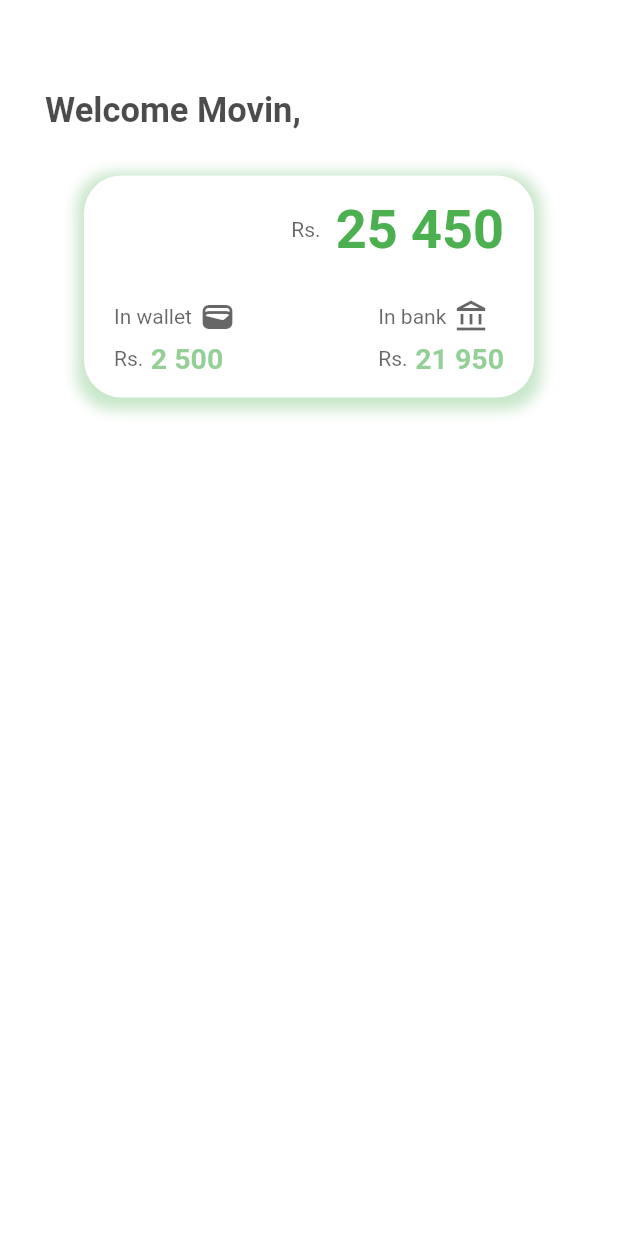
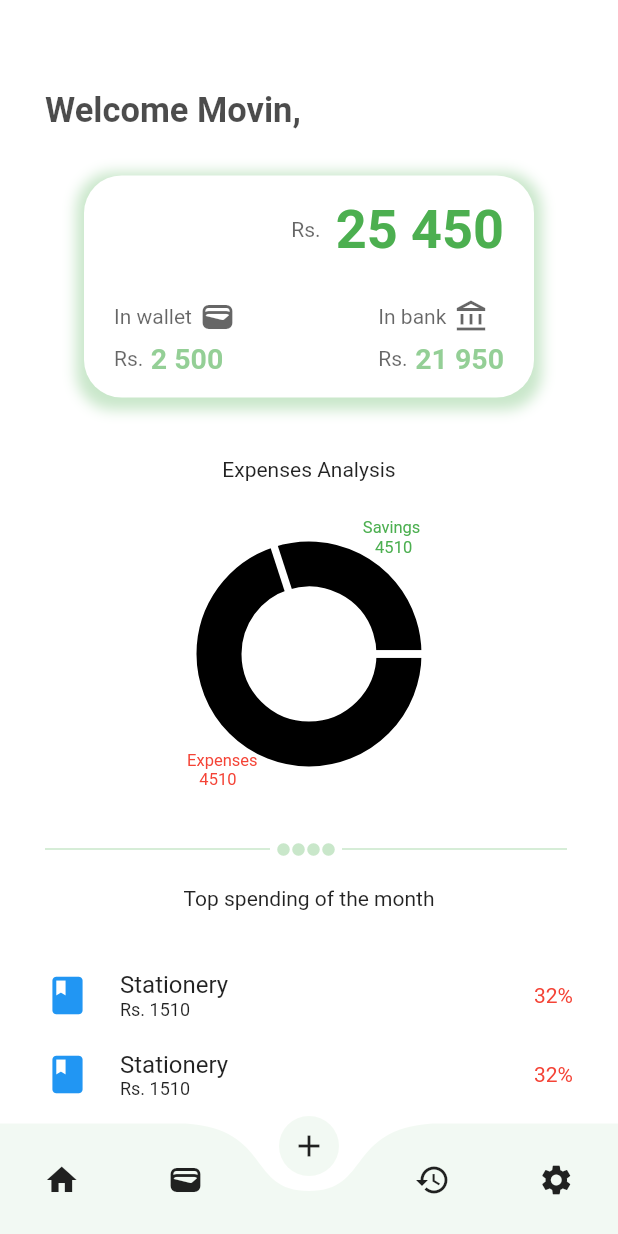
Before and after one commit to movinsilva/money_manager, a Flutter app: the HomePage screen opened by its route, on a phone screen of 412 x 824 dp. Run offline on Flutter 3.47's test engine with Material 2 defaults, Android fonts, the phone set to English and light mode, and no system bars; drawn by our look-alikes of curved_navigation_bar, fl_chart; our stand-ins replace local_auth.

Commit message:
pie chart dashboard improved

```diff
--- /dev/null
+++ b/lib/charts/pie_chart_section.dart
@@ -0,0 +1,21 @@
+import 'package:fl_chart/fl_chart.dart';
+import 'package:flutter/cupertino.dart';
+import 'package:flutter/material.dart';
+import 'package:money_manager/data/pie_chart_data.dart';
+
+List<PieChartSectionData> getSections() => PieData.data.asMap().map<int, PieChartSectionData>((index, data) {
+  final value = PieChartSectionData(
+    value: data.percent,
+    color: Colors.black,
+    title: '${data.percent.toInt()}%',
+    titleStyle: TextStyle(
+      fontSize: 10,
+    ),
+    radius: 30,
+    borderSide: BorderSide(color: data.color,width: 0.5),
+    badgeWidget: Text("${data.name} \n   4510", style: TextStyle(color: data.color, fontSize: 11),),
+    badgePositionPercentageOffset: 1.7
+  );
+  return MapEntry(index, value);
+
+}).values.toList();
--- /dev/null
+++ b/lib/data/pie_chart_data.dart
@@ -0,0 +1,27 @@
+import 'package:flutter/material.dart';
+
+class PieData {
+
+  static List<Data> data = [
+    Data(name: 'Expenses', percent: 70, color: Colors.red),
+    Data(name: 'Savings', percent: 30, color: Colors.green),
+  ];
+
+
+  static List<Data> dataa = [
+    Data(name: 'Blue', percent: 40, color: const Color(0xff0293ee)),
+    Data(name: 'Orange', percent: 30, color: const Color(0xfff8b250)),
+    Data(name: 'Black', percent: 15, color: Colors.black),
+    Data(name: 'Green', percent: 15, color: const Color(0xff13d38e)),
+  ];
+}
+
+class Data {
+  final String name;
+
+  final double percent;
+
+  final Color color;
+
+  Data({required this.name, required this.percent, required this.color});
+}
--- /dev/null
+++ b/lib/pages/dashboard_container.dart
@@ -0,0 +1,229 @@
+import 'package:fl_chart/fl_chart.dart';
+import 'package:flutter/material.dart';
+import 'package:money_manager/charts/pie_chart_section.dart';
+import 'package:provider/provider.dart';
+
+Color green30 = Colors.green.withOpacity(0.3);
+
+class DashboardContainer extends StatefulWidget {
+  const DashboardContainer({Key? key}) : super(key: key);
+
+  @override
+  State<DashboardContainer> createState() => _DashboardContainerState();
+}
+
+class _DashboardContainerState extends State<DashboardContainer> {
+  @override
+  Widget build(BuildContext context) {
+
+    Color themeColor = Theme.of(context).scaffoldBackgroundColor;
+    Color mainColor = Theme.of(context).colorScheme.onBackground;
+    Color txtColor = mainColor.withOpacity(0.6);
+
+
+    int? touchedIndex = -1;
+
+    return Container(
+      padding: const EdgeInsets.only(top: 60, left: 30, right: 30),
+      child: Column(
+        children: [
+          Align(alignment: Alignment.topLeft, child: Text("Welcome Movin,", style: TextStyle(
+            fontSize: 23,
+            fontWeight: FontWeight.bold,
+            color: mainColor.withOpacity(0.7),
+          ),)),
+          SizedBox(height: 30,),
+
+          // Main Box of information
+          // Amount remaining , in wallet and in bank
+          Container(
+            padding: const EdgeInsets.symmetric(vertical: 15, horizontal: 20),
+            width: 300,
+            decoration: BoxDecoration(
+              color: themeColor,
+              borderRadius: BorderRadius.circular(25),
+              boxShadow: [
+                BoxShadow(
+                  color: Colors.green.withOpacity(0.3),
+                  spreadRadius: 5,
+                  blurRadius: 7,
+                  offset: Offset(0, 3), // changes position of shadow
+                ),
+              ],
+            ),
+            child: Column(
+              children: [
+                Row(
+                  children: [
+                    Spacer(),
+                    Text("Rs.", style: TextStyle(
+                      color: txtColor,
+                    ),),
+                    SizedBox(width: 10,),
+                    Text("25 450", style: TextStyle(fontSize: 36, fontWeight: FontWeight.w600, color: Colors.green),)
+                  ],
+                ),
+                SizedBox(height: 25,),
+                Row(
+                  children: [
+                    Column(
+                      crossAxisAlignment: CrossAxisAlignment.start,
+                      children: [
+                        Row(
+                          children: [
+                            Text("In wallet", style: TextStyle(color: txtColor),),
+                            SizedBox(width: 5,),
+                            Icon(Icons.wallet, color: txtColor,),
+                          ],
+                        ),
+                        SizedBox(height: 5,),
+                        Row(
+                          children: [
+                            Text("Rs.", style: TextStyle(
+                                color: txtColor
+                            ),),
+                            SizedBox(width: 5,),
+                            Text("2 500", style: TextStyle(
+                                fontSize: 19,
+                                fontWeight: FontWeight.bold,
+                                color: Colors.green.withOpacity(0.6)
+                            ),)
+                          ],
+                        ),
+                      ],
+                    ),
+                    Spacer(),
+                    Column(
+                      crossAxisAlignment: CrossAxisAlignment.start,
+                      children: [
+                        Row(
+                          children: [
+                            Text("In bank", style: TextStyle(color: txtColor),),
+                            SizedBox(width: 5,),
+                            Icon(Icons.account_balance_outlined, color: txtColor,),
+                          ],
+                        ),
+                        SizedBox(height: 5,),
+                        Row(
+                          children: [
+                            Text("Rs.", style: TextStyle(
+                                color: txtColor
+                            ),),
+                            SizedBox(width: 5,),
+                            Text("21 950", style: TextStyle(
+                                fontSize: 19,
+                                fontWeight: FontWeight.bold,
+                                color: Colors.green.withOpacity(0.6)
+                            ),)
+                          ],
+                        )
+                      ],
+                    ),
+                  ],
+                )
+              ],
+            ),
+          ),
+          SizedBox(
+            height: 40,
+          ),
+          Expanded(
+            child: SingleChildScrollView(
+              child: Column(
+                children: [
+                  Text("Expenses Analysis"),
+                  SizedBox(height: 40,),
+                  SizedBox(
+                    height: 150,
+                    child: PieChart(
+                        PieChartData(
+                            sections: getSections(),
+                            sectionsSpace: 5,
+                            pieTouchData: PieTouchData(
+                                touchCallback: (event, pieTouchResponse) {
+                                  //pieTouchResponse!.touchedSection is FlLongPressEnd
+                                  setState(() {
+                                    if ( event is FlLongPressEnd||
+                                        event is FlPanEndEvent) {
+                                      touchedIndex = -1;
+                                    } else {
+                                      touchedIndex = pieTouchResponse?.touchedSection?.touchedSectionIndex;
+                                    }
+                                  });
+                                }
+                            )
+                        )
+                    ),
+                  ),
+                  SizedBox(height: 50,),
+                  breakerLine(),
+                  SizedBox(height: 20,),
+                  Text("Top spending of the month"),
+                  SizedBox(height: 40,),
+                  spendingTile(),
+                  spendingTile(),
+                  spendingTile(),
+                ],
+              ),
+            ),
+          )
+
+
+        ],
+      ),
+    );
+  }
+}
+
+
+Container spendingTile() {
+  return Container(
+    margin: const EdgeInsets.only(bottom: 20, top: 0),
+    child: Row(
+      children: [
+        Icon(Icons.book,
+          color: Colors.blue,
+          size: 30,),
+        SizedBox(
+          width: 20,
+        ),
+        Column(
+          crossAxisAlignment: CrossAxisAlignment.start,
+          children: [
+            Text("Stationery", style: TextStyle(
+                fontSize: 16
+            ),),
+            Text("Rs. 1510", style: TextStyle(
+              fontSize: 12,
+            ),),
+          ],
+        ),
+        Spacer(),
+        Text("32%", style: TextStyle(color: Colors.red),)
+      ],),
+  );
+}
+
+Row breakerLine() {
+  return Row(
+    children: [
+      Container(
+        height: 1,
+        width: 150,
+        color: green30,
+      ),
+      SizedBox(width: 4,),
+      Icon(Icons.circle, color: green30, size: 10,),
+      Icon(Icons.circle, color: green30, size: 10,),
+      Icon(Icons.circle, color: green30, size: 10,),
+      Icon(Icons.circle, color: green30, size: 10,),
+      SizedBox(width: 4,),
+      Container(
+        height: 1,
+        width: 150,
+        color: green30,
+      ),
+
+    ],
+  );
+}
--- a/lib/pages/home_page.dart
+++ b/lib/pages/home_page.dart
@@ -1,10 +1,21 @@
 import 'dart:ui';
 
+import 'package:curved_navigation_bar/curved_navigation_bar.dart';
 import 'package:flutter/material.dart';
+import 'package:money_manager/data/pie_chart_data.dart';
+import 'package:money_manager/pages/dashboard_container.dart';
+import 'package:money_manager/pages/settings_container.dart';
+import 'package:provider/provider.dart';
 
-class HomePage extends StatelessWidget {
+class HomePage extends StatefulWidget {
   const HomePage({Key? key}) : super(key: key);
 
+  @override
+  State<HomePage> createState() => _HomePageState();
+}
+
+class _HomePageState extends State<HomePage> {
+  int index = 2;
   @override
   Widget build(BuildContext context) {
 
@@ -12,111 +23,35 @@ class HomePage extends StatelessWidget {
     Color mainColor = Theme.of(context).colorScheme.onBackground;
     Color txtColor = mainColor.withOpacity(0.6);
 
+
+    final items = <Widget>[
+      Icon(Icons.home),
+      Icon(Icons.wallet),
+      Icon(Icons.add),
+      Icon(Icons.history),
+      Icon(Icons.settings)
+    ];
+
     return Scaffold(
-      body: Container(
-        padding: const EdgeInsets.only(top: 60, left: 30, right: 30),
-        child: Column(
-          children: [
-            Align(alignment: Alignment.topLeft, child: Text("Welcome Movin,", style: TextStyle(
-              fontSize: 23,
-              fontWeight: FontWeight.bold,
-              color: mainColor.withOpacity(0.7),
-            ),)),
-            SizedBox(height: 30,),
-            Container(
-              padding: const EdgeInsets.symmetric(vertical: 15, horizontal: 20),
-              width: 300,
-              decoration: BoxDecoration(
-                color: themeColor,
-                borderRadius: BorderRadius.circular(25),
-                boxShadow: [
-                  BoxShadow(
-                    color: Colors.green.withOpacity(0.3),
-                    spreadRadius: 5,
-                    blurRadius: 7,
-                    offset: Offset(0, 3), // changes position of shadow
-                  ),
-                ],
-              ),
-              child: Column(
-                children: [
-                  Row(
-                    children: [
-                      Spacer(),
-                      Text("Rs.", style: TextStyle(
-                        color: txtColor,
-                      ),),
-                      SizedBox(width: 10,),
-                      Text("25 450", style: TextStyle(fontSize: 36, fontWeight: FontWeight.w600, color: Colors.green),)
-                    ],
-                  ),
-                  SizedBox(height: 25,),
-                  Row(
-                    children: [
-                      Column(
-                        crossAxisAlignment: CrossAxisAlignment.start,
-                        children: [
-                          Row(
-                            children: [
-                              Text("In wallet", style: TextStyle(color: txtColor),),
-                              SizedBox(width: 5,),
-                              Icon(Icons.wallet, color: txtColor,),
-                            ],
-                          ),
-                          SizedBox(height: 5,),
-                          Row(
-                            children: [
-                              Text("Rs.", style: TextStyle(
-                                  color: txtColor
-                              ),),
-                              SizedBox(width: 5,),
-                              Text("2 500", style: TextStyle(
-                                  fontSize: 19,
-                                  fontWeight: FontWeight.bold,
-                                color: Colors.green.withOpacity(0.6)
-                              ),)
-                            ],
-                          ),
-                        ],
-                      ),
-                      Spacer(),
-                      Column(
-                        crossAxisAlignment: CrossAxisAlignment.start,
-                        children: [
-                          Row(
-                            children: [
-                              Text("In bank", style: TextStyle(color: txtColor),),
-                              SizedBox(width: 5,),
-                              Icon(Icons.account_balance_outlined, color: txtColor,),
-                            ],
-                          ),
-                          SizedBox(height: 5,),
-                          Row(
-                            children: [
-                              Text("Rs.", style: TextStyle(
-                                  color: txtColor
-                              ),),
-                              SizedBox(width: 5,),
-                              Text("21 950", style: TextStyle(
-                                fontSize: 19,
-                                  fontWeight: FontWeight.bold,
-                                color: Colors.green.withOpacity(0.6)
-                              ),)
-                            ],
-                          )
-                        ],
-                      ),
-                    ],
-                  )
-                ],
-              ),
-            ),
-            SizedBox(
-              height: 40,
-            ),
-          ],
-        ),
+      bottomNavigationBar: CurvedNavigationBar(
+        items: items,
+        index: index,
+        color: Colors.green.withOpacity(0.07),
+        backgroundColor: themeColor,
+        onTap: (index) => setState(() => this.index = index),
       ),
+      body: bottomNav(index),
     );
   }
 }
+
+Widget bottomNav(int i) {
+  switch(i) {
+    case 0:
+      return DashboardContainer();
+    case 4:
+      return SettingContainer();
+    default:
+      return DashboardContainer();
+  }
+}
--- /dev/null
+++ b/lib/pages/settings_container.dart
@@ -0,0 +1,14 @@
+import 'package:flutter/material.dart';
+
+class SettingContainer extends StatelessWidget {
+  const SettingContainer({Key? key}) : super(key: key);
+
+  @override
+  Widget build(BuildContext context) {
+    return Container(
+      child: const Center(
+        child: Text("setting container"),
+      ),
+    );
+  }
+}
--- /dev/null
+++ b/lib/test.dart
@@ -0,0 +1,55 @@
+
+/*
+
+var touchedIndex = Provider.of<PieTouch>(context, listen: false);
+
+
+Consumer<PieTouch>(
+builder: (context, data, child){
+return PieChart(
+PieChartData(
+sections: getSections(),
+sectionsSpace: 5,
+pieTouchData: PieTouchData(
+touchCallback: (event, pieTouchResponse) {
+
+
+
+if (pieTouchResponse!.touchedSection is FlLongPressEnd ||
+pieTouchResponse.touchedSection is FlPanEndEvent) {
+touchedIndex.setTouchedIndex(-1);
+} else {
+touchedIndex.setTouchedIndex(pieTouchResponse.touchedSection!.touchedSectionIndex);
+}
+}
+)
+)
+);
+},
+),
+
+class PieTouch extends ChangeNotifier
+{
+  int touchedIndex = -1;
+
+  int getTouchedIndex() => touchedIndex;
+
+  setTouchedIndex(int value){
+    touchedIndex = value;
+    notifyListeners();
+  }
+}
+
+
+
+ChangeNotifierProvider(
+          create: (context) {
+            PieTouch();
+          },
+          child: bottomNav(index)),
+
+
+
+
+
+ */
--- a/pubspec.yaml
+++ b/pubspec.yaml
@@ -37,6 +37,9 @@ dependencies:
   # Use with the CupertinoIcons class for iOS style icons.
   cupertino_icons: ^1.0.2
   local_auth: ^2.1.2
+  curved_navigation_bar: ^1.0.3
+  fl_chart: ^0.55.2
+  provider: ^6.0.4
 
 dev_dependencies:
   flutter_test:
```
Also changed, not shown: pubspec.lock.
